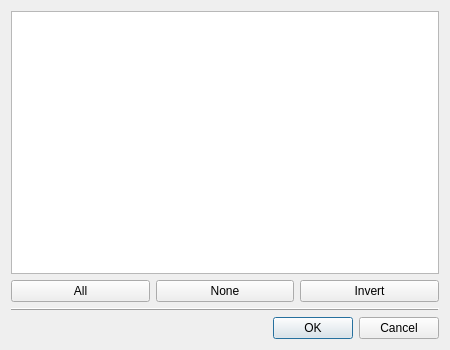
This is lclib/qt/lc_qselectdialog.ui in trevorsandy/lpub3d-ci as Qt 5 draws it before an edit. The edited form follows.
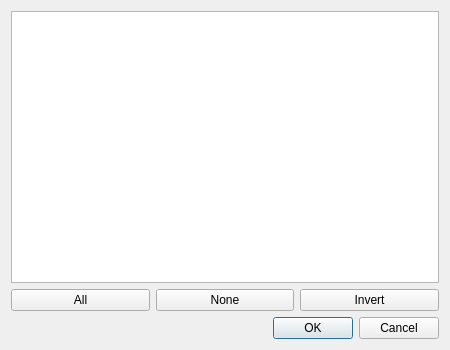
This is the edited form.

```diff
--- a/lclib/qt/lc_qselectdialog.ui
+++ b/lclib/qt/lc_qselectdialog.ui
@@ -51,16 +51,6 @@
      </item>
     </layout>
    </item>
-   <item>
-    <widget class="QFrame" name="frame">
-     <property name="frameShape">
-      <enum>QFrame::HLine</enum>
-     </property>
-     <property name="frameShadow">
-      <enum>QFrame::Raised</enum>
-     </property>
-    </widget>
-   </item>
    <item>
     <widget class="QDialogButtonBox" name="buttonBox">
      <property name="orientation">
```
